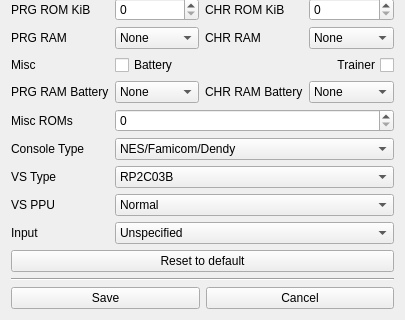
Old version of the form src/gui/designer/dlgHeaderEditor.ui in the repository punesemu/puNES; both pictures show x 0 to 405 and y 142 to 462 of the 405 by 462 pixel window.
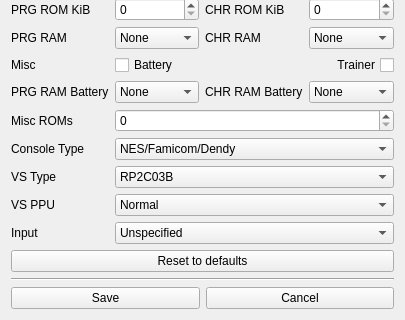
New version of the form. Icons and pictures are not drawn.

The edit to the form file:
```diff
--- a/src/gui/designer/dlgHeaderEditor.ui
+++ b/src/gui/designer/dlgHeaderEditor.ui
@@ -1130,7 +1130,7 @@
    <item>
     <widget class="QPushButton" name="pushButton_Reset">
      <property name="text">
-      <string>Reset to default</string>
+      <string>Reset to defaults</string>
      </property>
      <property name="icon">
       <iconset resource="resources.qrc">
```
